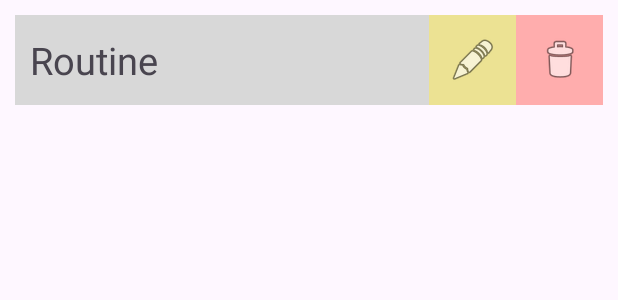
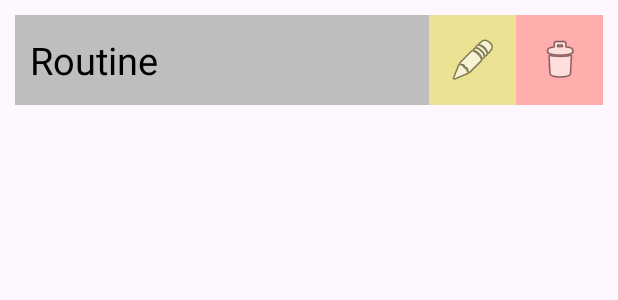
Before and after one commit to shoss88/Workout-Tracker-Android-App, an Android app: the layout routine_box.xml on its own in the app's theme, with its tools: preview values and no code run, on a phone screen of 412 x 824 dp. Shown: the top 300 px of the screen. Run offline under Robolectric (Android 15) with nearby library versions, the phone set to English and light mode, and no system bars.

Commit message:
fixed routine box

```diff
--- /dev/null
+++ b/app/src/main/res/drawable/ripple_delete.xml
@@ -0,0 +1,17 @@
+<?xml version="1.0" encoding="utf-8"?>
+<ripple
+    xmlns:android="http://schemas.android.com/apk/res/android"
+    android:color="?android:colorControlHighlight">
+
+    <item android:id="@android:id/mask">
+        <shape android:shape="rectangle">
+            <solid android:color="?android:colorAccent" />
+        </shape>
+    </item>
+
+    <item>
+        <shape android:shape="rectangle">
+            <solid android:color="#FFADAD"/>
+        </shape>
+    </item>
+</ripple>
--- /dev/null
+++ b/app/src/main/res/drawable/ripple_edit.xml
@@ -0,0 +1,17 @@
+<?xml version="1.0" encoding="utf-8"?>
+<ripple
+    xmlns:android="http://schemas.android.com/apk/res/android"
+    android:color="?android:colorControlHighlight">
+
+    <item android:id="@android:id/mask">
+        <shape android:shape="rectangle">
+            <solid android:color="?android:colorAccent" />
+        </shape>
+    </item>
+
+    <item>
+        <shape android:shape="rectangle">
+            <solid android:color="#ECE293"/>
+        </shape>
+    </item>
+</ripple>
--- /dev/null
+++ b/app/src/main/res/drawable/ripple_text.xml
@@ -0,0 +1,17 @@
+<?xml version="1.0" encoding="utf-8"?>
+<ripple
+    xmlns:android="http://schemas.android.com/apk/res/android"
+    android:color="?android:colorControlHighlight">
+
+    <item android:id="@android:id/mask">
+        <shape android:shape="rectangle">
+            <solid android:color="?android:colorAccent" />
+        </shape>
+    </item>
+
+    <item>
+        <shape android:shape="rectangle">
+            <solid android:color="#BFBDBD"/>
+        </shape>
+    </item>
+</ripple>
--- a/app/src/main/res/layout/routine_box.xml
+++ b/app/src/main/res/layout/routine_box.xml
@@ -1,5 +1,6 @@
 <?xml version="1.0" encoding="utf-8"?>
-<androidx.constraintlayout.widget.ConstraintLayout xmlns:android="http://schemas.android.com/apk/res/android"
+<androidx.constraintlayout.widget.ConstraintLayout
+    xmlns:android="http://schemas.android.com/apk/res/android"
     xmlns:app="http://schemas.android.com/apk/res-auto"
     xmlns:tools="http://schemas.android.com/tools"
     android:layout_width="match_parent"
@@ -12,7 +13,6 @@
         android:layout_marginStart="10dp"
         android:layout_marginTop="10dp"
         android:layout_marginEnd="10dp"
-        android:background="#D8D8D8"
         app:layout_constraintEnd_toEndOf="parent"
         app:layout_constraintHorizontal_bias="0.0"
         app:layout_constraintStart_toStartOf="parent"
@@ -30,11 +30,14 @@
             android:layout_marginTop="0dp"
             android:layout_marginEnd="116dp"
             android:layout_marginBottom="0dp"
+            android:background="@drawable/ripple_text"
             android:clickable="true"
+            android:focusable="true"
             android:gravity="center|start"
             android:paddingStart="10dp"
             android:paddingEnd="10dp"
             android:text="Routine"
+            android:textColor="#000000"
             android:textSize="25sp" />
 
         <ImageButton
@@ -44,7 +47,7 @@
             android:layout_alignParentTop="true"
             android:layout_alignParentEnd="true"
             android:layout_alignParentBottom="true"
-            android:background="#FFADAD"
+            android:background="@drawable/ripple_delete"
             app:srcCompat="@android:drawable/ic_menu_delete" />
 
         <ImageButton
@@ -57,7 +60,7 @@
             android:layout_marginTop="0dp"
             android:layout_marginEnd="58dp"
             android:layout_marginBottom="0dp"
-            android:background="#ECE293"
+            android:background="@drawable/ripple_edit"
             app:srcCompat="@android:drawable/ic_menu_edit" />
 
     </RelativeLayout>
--- a/app/src/main/res/values/strings.xml
+++ b/app/src/main/res/values/strings.xml
@@ -1,3 +1,5 @@
 <resources>
     <string name="app_name">Workout Tracker</string>
+    <string name="clear_routines">Clear Routines</string>
+    <string name="add_routine">Add Routine</string>
 </resources>
```
Also changed, not shown: app/src/main/java/com/example/workouttracker/MainActivity.java (+5 -5 lines), app/src/main/res/layout/activity_main.xml (+10 -13 lines).
